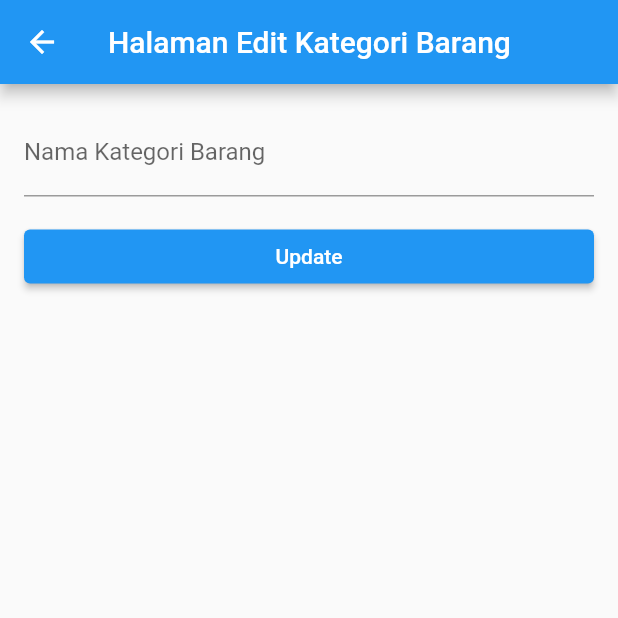
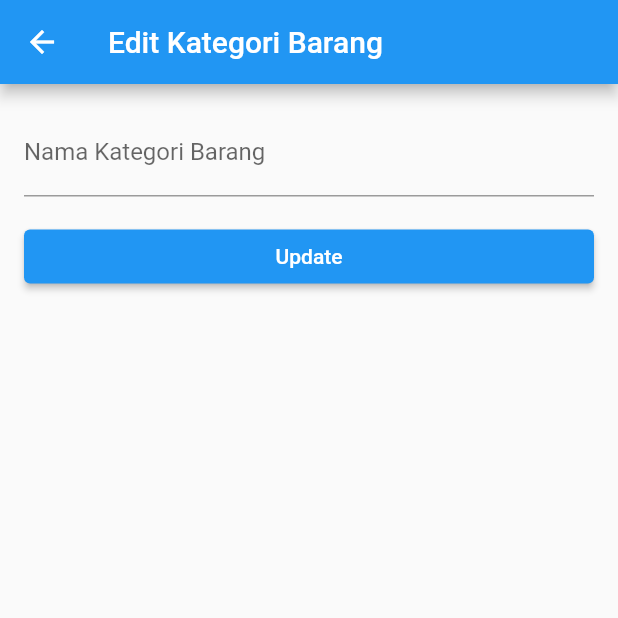
Before and after one commit to Egyputrap7/exerciseapi_090, a Flutter app: the EditKategoriBarang screen opened directly, on a phone screen of 412 x 824 dp, the top half of it. Run offline on Flutter 3.47's test engine with Material 2 defaults, Android fonts, the phone set to English and light mode, and no system bars; network calls fail.

Commit message:
memperbarui bagian edit barang

```diff
--- a/lib/view/kategoribarang/edit_kategori_barang.dart
+++ b/lib/view/kategoribarang/edit_kategori_barang.dart
@@ -22,7 +22,7 @@ class _EditKategoriBarangState extends State<EditKategoriBarang> {
     var formkey = GlobalKey<FormState>();
     return Scaffold(
       appBar: AppBar(
-        title: const Text('Halaman Edit Kategori Barang'),
+        title: const Text('Edit Kategori Barang'),
       ),
       body: Form(
         key: formkey,
```
